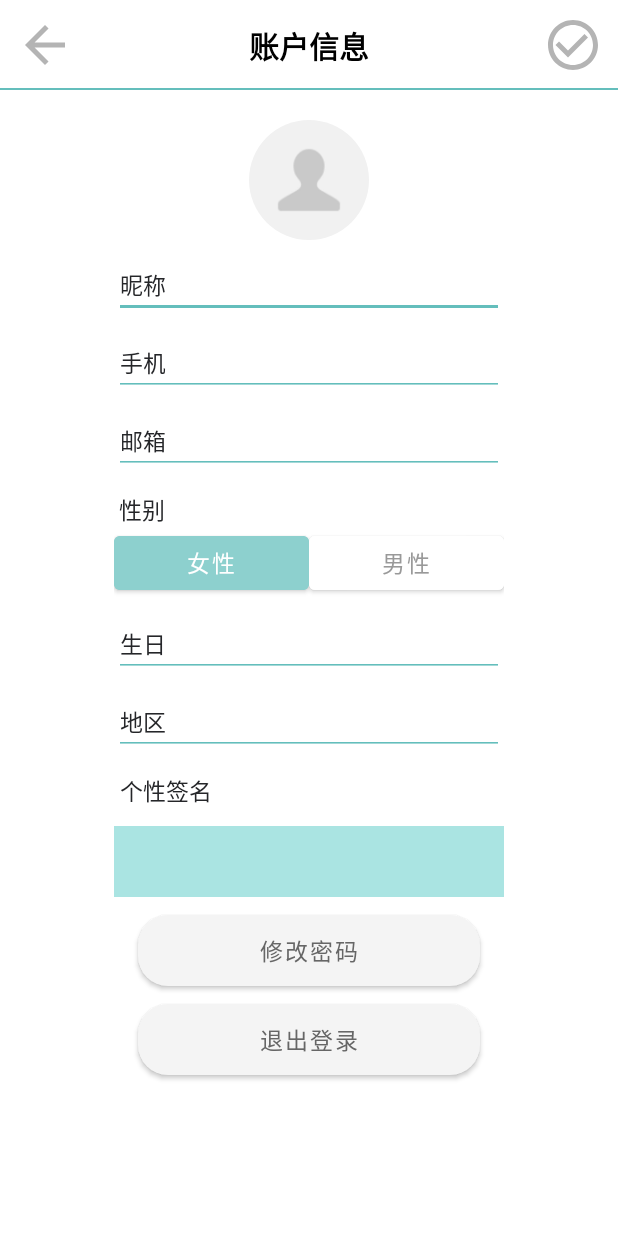
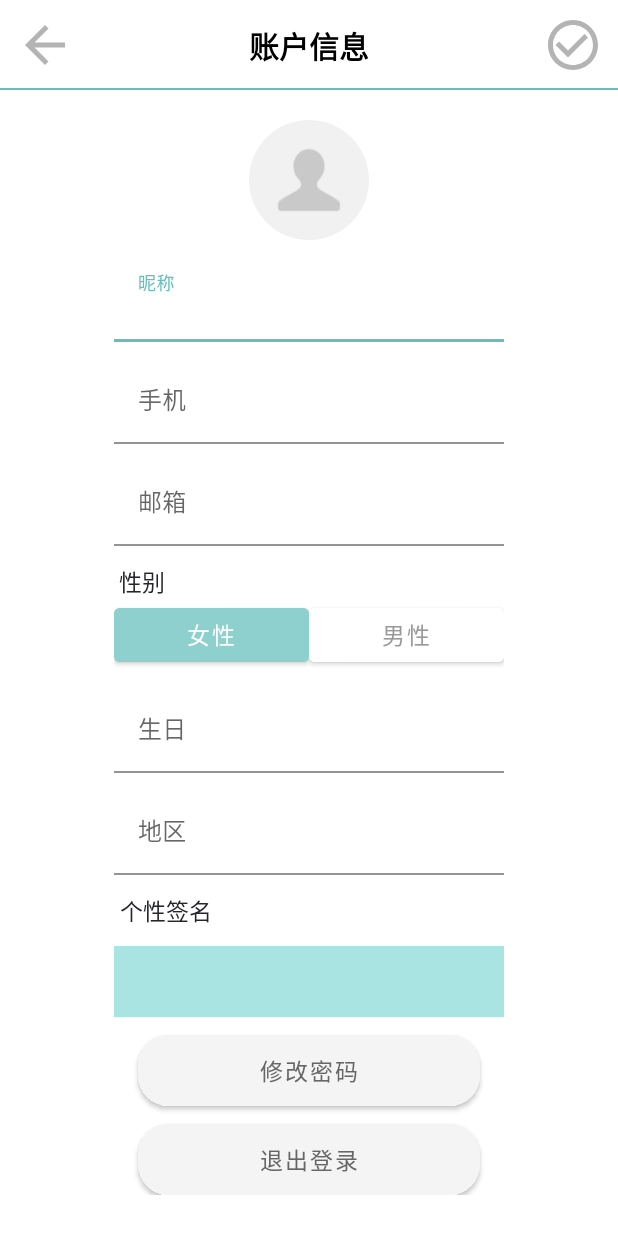
Before and after one commit to sourcewords/source_words_Android, an Android app: the UserInfoActivity screen opened directly, with no data from a screen before it, on a phone screen of 412 x 824 dp. Run offline under Robolectric (Android 15) with nearby library versions, the phone set to English and light mode, and no system bars; our stand-ins replace data binding.

Commit message:
user_info.xml

```diff
--- a/app/build.gradle
+++ b/app/build.gradle
@@ -68,4 +68,6 @@ dependencies {
     androidTestImplementation 'androidx.test.ext:junit:1.1.2'
     androidTestImplementation 'androidx.test.espresso:espresso-core:3.3.0'
 
+    //TextInputLayout
+    implementation 'com.android.support:design:25.1.0'
 }
--- a/app/src/main/java/com/example/sourcewords/ui/login/view/LoginActivity.java
+++ b/app/src/main/java/com/example/sourcewords/ui/login/view/LoginActivity.java
@@ -1,9 +1,10 @@
 package com.example.sourcewords.ui.login.view;
 
 import android.content.Intent;
+import android.os.Build;
 import android.os.Bundle;
 import android.text.TextUtils;
-import android.widget.CheckBox;
+import android.view.View;
 import android.widget.Toast;
 
 import androidx.annotation.Nullable;
@@ -70,7 +71,6 @@ public class LoginActivity extends AppCompatActivity {
                     binding.checkbox.requestFocus();
                 }
                 else {
-                    binding.lblEmailAnswer.setText(localPage.getName());
                     rq(new LoginUser(localPage.getName(),localPage.getPassword()));
                 }
 
@@ -82,6 +82,12 @@ public class LoginActivity extends AppCompatActivity {
             Intent intent = new Intent(LoginActivity.this, RegisterActivity.class);
             startActivity(intent);
         });
+
+        if(Build.VERSION.SDK_INT >= Build.VERSION_CODES.M) {
+            getWindow().getDecorView().
+                    setSystemUiVisibility(View.SYSTEM_UI_FLAG_LAYOUT_FULLSCREEN |
+                            View.SYSTEM_UI_FLAG_LIGHT_STATUS_BAR);
+        }
     }
 
     private void rq(LoginUser user){
--- a/app/src/main/res/layout/activity_userinfo.xml
+++ b/app/src/main/res/layout/activity_userinfo.xml
@@ -1,8 +1,7 @@
 <?xml version="1.0" encoding="utf-8"?>
 <layout
     xmlns:android="http://schemas.android.com/apk/res/android"
-    xmlns:app="http://schemas.android.com/apk/res-auto"
-    xmlns:tools="http://schemas.android.com/tools">
+    xmlns:app="http://schemas.android.com/apk/res-auto">
 
     <data>
         <variable
@@ -70,7 +69,17 @@
                 app:layout_constraintStart_toStartOf="parent"
                 app:layout_constraintTop_toBottomOf="@+id/imageButton"
                 app:layout_constraintVertical_bias="1.0" />
+
         </androidx.constraintlayout.widget.ConstraintLayout>
+
+        <ScrollView
+            android:layout_width="match_parent"
+            android:layout_height="match_parent">
+
+            <LinearLayout
+                android:layout_width="match_parent"
+                android:layout_height="match_parent"
+                android:orientation="vertical">
 
                 <ImageView
                 android:id="@+id/imageView"
@@ -80,38 +89,58 @@
                 android:layout_marginTop="20dp"
                 android:background="@mipmap/user_profile" />
 
-        <EditText
+                <com.google.android.material.textfield.TextInputLayout
                     android:id="@+id/username"
                     android:layout_width="260dp"
-            android:layout_height="40dp"
+                    android:layout_height="wrap_content"
+                    android:layout_marginTop="12dp"
                     android:layout_gravity="center_horizontal"
-            android:layout_marginTop="12dp"
-            android:hint="昵称"
-            android:textColorHint="#252629"
-            android:textSize="15sp"
-            android:theme="@style/UserEditText" />
+                    app:hintTextColor="#64BEBC"
+                    app:boxBackgroundColor="@color/white">
 
                     <EditText
+                        android:layout_width="match_parent"
+                        android:layout_height="wrap_content"
+                        android:hint="昵称"
+                        android:theme="@style/UserHintText"/>
+
+                </com.google.android.material.textfield.TextInputLayout>
+
+
+                <com.google.android.material.textfield.TextInputLayout
                     android:id="@+id/telephone"
                     android:layout_width="260dp"
-            android:layout_height="40dp"
+                    android:layout_height="wrap_content"
+                    android:layout_marginTop="12dp"
                     android:layout_gravity="center_horizontal"
-            android:layout_marginTop="12dp"
-            android:hint="手机"
-            android:textColorHint="#252629"
-            android:textSize="15sp"
-            android:theme="@style/UserEditText" />
+                    app:hintTextColor="#64BEBC"
+                    app:boxBackgroundColor="@color/white">
 
                     <EditText
+                        android:layout_width="match_parent"
+                        android:layout_height="wrap_content"
+                        android:hint="手机"
+                        android:theme="@style/UserHintText" />
+
+                </com.google.android.material.textfield.TextInputLayout>
+
+
+                <com.google.android.material.textfield.TextInputLayout
                     android:id="@+id/email"
                     android:layout_width="260dp"
-            android:layout_height="40dp"
+                    android:layout_height="wrap_content"
+                    android:layout_marginTop="12dp"
                     android:layout_gravity="center_horizontal"
-            android:layout_marginTop="12dp"
+                    app:hintTextColor="#64BEBC"
+                    app:boxBackgroundColor="@color/white">
+
+                    <EditText
+                        android:layout_width="match_parent"
+                        android:layout_height="wrap_content"
                         android:hint="邮箱"
-            android:textColorHint="#252629"
-            android:textSize="15sp"
-            android:theme="@style/UserEditText" />
+                        android:theme="@style/UserHintText" />
+
+                </com.google.android.material.textfield.TextInputLayout>
 
                 <TextView
                     android:layout_width="260dp"
@@ -147,27 +176,39 @@
                         android:textSize="15sp" />
                 </LinearLayout>
 
-        <EditText
+                <com.google.android.material.textfield.TextInputLayout
                     android:id="@+id/birthday"
                     android:layout_width="260dp"
-            android:layout_height="40dp"
+                    android:layout_height="wrap_content"
+                    android:layout_marginTop="12dp"
                     android:layout_gravity="center_horizontal"
-            android:layout_marginTop="12dp"
-            android:hint="生日"
-            android:textColorHint="#252629"
-            android:textSize="15sp"
-            android:theme="@style/UserEditText" />
+                    app:hintTextColor="#64BEBC"
+                    app:boxBackgroundColor="@color/white">
 
                     <EditText
-            android:id="@+id/religion"
+                        android:layout_width="match_parent"
+                        android:layout_height="wrap_content"
+                        android:hint="生日"
+                        android:theme="@style/UserHintText" />
+
+                </com.google.android.material.textfield.TextInputLayout>
+
+                <com.google.android.material.textfield.TextInputLayout
+                    android:id="@+id/religon"
                     android:layout_width="260dp"
-            android:layout_height="40dp"
+                    android:layout_height="wrap_content"
+                    android:layout_marginTop="12dp"
                     android:layout_gravity="center_horizontal"
-            android:layout_marginTop="12dp"
+                    app:hintTextColor="#64BEBC"
+                    app:boxBackgroundColor="@color/white">
+
+                    <EditText
+                        android:layout_width="match_parent"
+                        android:layout_height="wrap_content"
                         android:hint="地区"
-            android:textColorHint="#252629"
-            android:textSize="15sp"
-            android:theme="@style/UserEditText" />
+                        android:theme="@style/UserHintText" />
+
+                </com.google.android.material.textfield.TextInputLayout>
 
                 <TextView
                     android:layout_width="260dp"
@@ -213,6 +254,8 @@
                     android:textColor="#666666"
                     android:textSize="15sp"
                     app:backgroundTint="#F4F4F4" />
+            </LinearLayout>
+        </ScrollView>
+    </androidx.appcompat.widget.LinearLayoutCompat>
 
-    </androidx.appcompat.widget.LinearLayoutCompat>
 </layout>
--- a/app/src/main/res/values/styles.xml
+++ b/app/src/main/res/values/styles.xml
@@ -10,10 +10,22 @@
         <item name="colorControlActivated">#9B99F3</item>
     </style>
 
+    <!--Floating label text style-->
+    <style name="UserHintText">
+        <item name="colorControlNormal">#64BEBC</item>
+        <item name="colorControlActivated">#64BEBC</item>
+        <item name="colorControlHighlight">#64BEBC</item>
+        <item name="android:textColor">#252629</item>
+        <item name="android:textColorHint">@color/black</item>
+    </style>
+
+    <!--Input field style-->
     <style name="UserEditText" parent="Theme.AppCompat.Light">
         <item name="colorControlNormal">#64BEBC</item>
         <item name="colorControlActivated">#64BEBC</item>
+        <item name="android:textSize">18sp</item>
     </style>
+
 
     <style name="update_progress_horizontal" parent="Widget.AppCompat.ProgressBar.Horizontal">
         <item name="android:indeterminateOnly">false</item>
--- a/app/src/main/res/values/themes.xml
+++ b/app/src/main/res/values/themes.xml
@@ -2,7 +2,7 @@
     <!-- Base application theme. -->
     <style name="Theme.SourceWords" parent="Theme.MaterialComponents.DayNight.NoActionBar">
         <!-- Primary brand color. -->
-        <item name="colorPrimary">@color/purple_500</item>
+        <item name="colorPrimary">#64BEBC</item>
         <item name="colorPrimaryVariant">@color/transparent</item>
         <item name="colorOnPrimary">@color/white</item>
         <!-- Secondary brand color. -->
```
Lines whose indentation alone changed are shown as unchanged.
